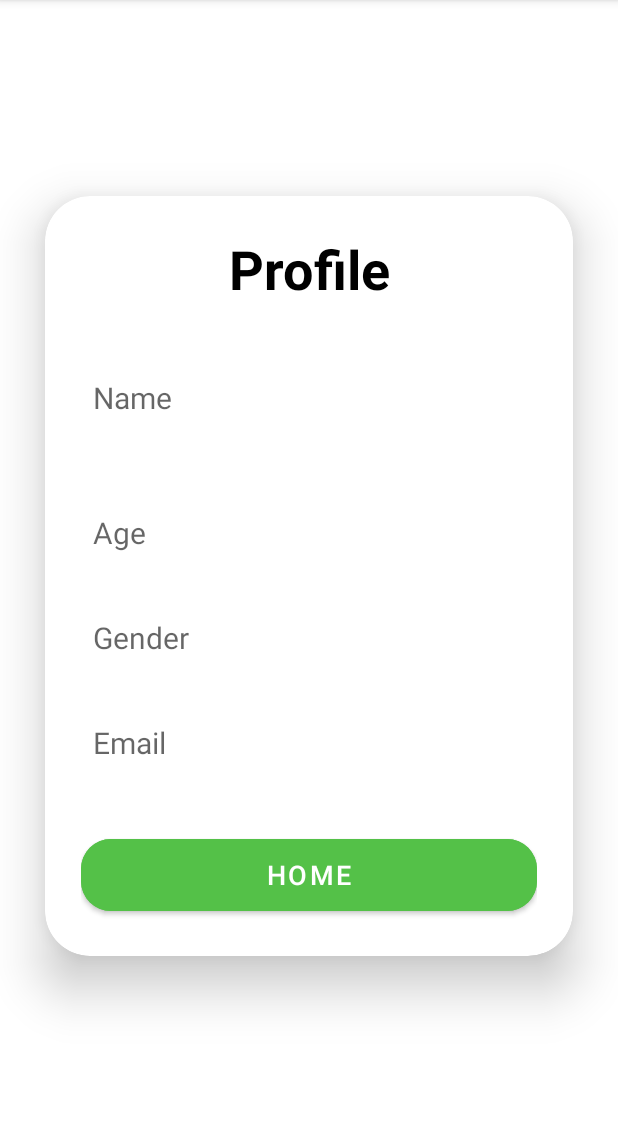
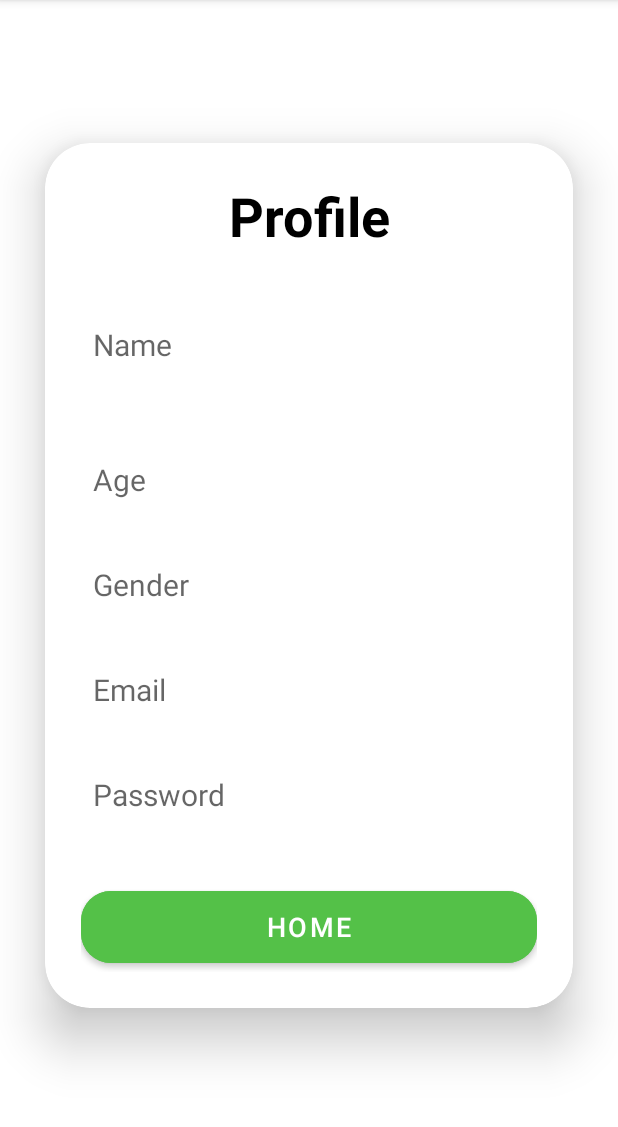
Before and after one commit to Efeighery/MedsUpApp, an Android app: the Profile screen opened directly, with no data from a screen before it, on a phone screen of 412 x 824 dp, the part 84-1211 px from its top. Run offline under Robolectric (Android 15) with nearby library versions, the phone set to English and light mode, and no system bars; our stand-ins replace Firebase (no records; nobody signed in at launch, a user with empty details on screens opened directly).

Commit message:
Added profile bit to user profile. May not be present in final version

```diff
--- a/app/src/main/java/com/example/medsupapp/Login.java
+++ b/app/src/main/java/com/example/medsupapp/Login.java
@@ -135,6 +135,7 @@ public class Login extends AppCompatActivity implements View.OnClickListener {
 
                         Intent intent = new Intent(Login.this, MainActivity.class);
                         startActivity(intent);
+                        Toast.makeText(Login.this, "Welcome", Toast.LENGTH_SHORT).show();
                     }
                     else{
                         Intent intent = new Intent(Login.this, MainActivity.class);
--- a/app/src/main/java/com/example/medsupapp/Profile.java
+++ b/app/src/main/java/com/example/medsupapp/Profile.java
@@ -17,6 +17,8 @@ import com.google.firebase.database.DatabaseError;
 import com.google.firebase.database.DatabaseReference;
 import com.google.firebase.database.FirebaseDatabase;
 import com.google.firebase.database.ValueEventListener;
+
+import org.w3c.dom.Text;
 
 /*
  *  Class name: Profile.java
@@ -77,6 +79,7 @@ public class Profile extends AppCompatActivity {
         final TextView greetings = (TextView) findViewById(R.id.message);
         final TextView fullnameV = (TextView) findViewById(R.id.fullName);
         final TextView emailV = (TextView) findViewById(R.id.emailAddress);
+        final TextView passwordV = (TextView) findViewById(R.id.userPassword);
         final TextView ageV = (TextView) findViewById(R.id.age);
         final TextView genderV = (TextView) findViewById(R.id.gender);
 
@@ -93,6 +96,7 @@ public class Profile extends AppCompatActivity {
                     String email = userPro.email;
                     String age = userPro.age;
                     String gender = userPro.sex;
+                    String pwd = userPro.password;
 
                     // Then the TextViews will be filled to contain the profile credentials and display them to the user
                     greetings.setText("Welcome " + fullName + "!");
@@ -100,6 +104,7 @@ public class Profile extends AppCompatActivity {
                     emailV.setText(email);
                     ageV.setText(age);
                     genderV.setText(gender);
+                    passwordV.setText(pwd);
                 }
             }
 
--- a/app/src/main/java/com/example/medsupapp/Register.java
+++ b/app/src/main/java/com/example/medsupapp/Register.java
@@ -152,7 +152,7 @@ public class Register extends AppCompatActivity implements View.OnClickListener
                 // The task succeeds then this statement will run
                 if(task.isSuccessful()){
                     // The User class will be turned into an object that contains the variables for saving user account
-                    User user = new User(name, age, sex, email);
+                    User user = new User(name, age, sex, email, password);
 
                     // The Database Instance will be called to the Users table and gets the current User's id and sets the User Object to add it to the table
                     FirebaseDatabase.getInstance().getReference("Users")
--- a/app/src/main/res/layout/activity_profile.xml
+++ b/app/src/main/res/layout/activity_profile.xml
@@ -66,6 +66,15 @@
                 android:hint="Email"
                 android:textSize="20dp"
                 android:textColor="@color/black"/>
+            <TextView
+                android:layout_width="match_parent"
+                android:layout_height="50dp"
+                android:id="@+id/userPassword"
+                android:layout_marginTop="20dp"
+                android:padding="8dp"
+                android:hint="Password"
+                android:textSize="20dp"
+                android:textColor="@color/black"/>
 
             <Button
                 android:layout_width="match_parent"
```
Also changed, not shown: app/src/main/java/com/example/medsupapp/User.java (+11 -2 lines).
